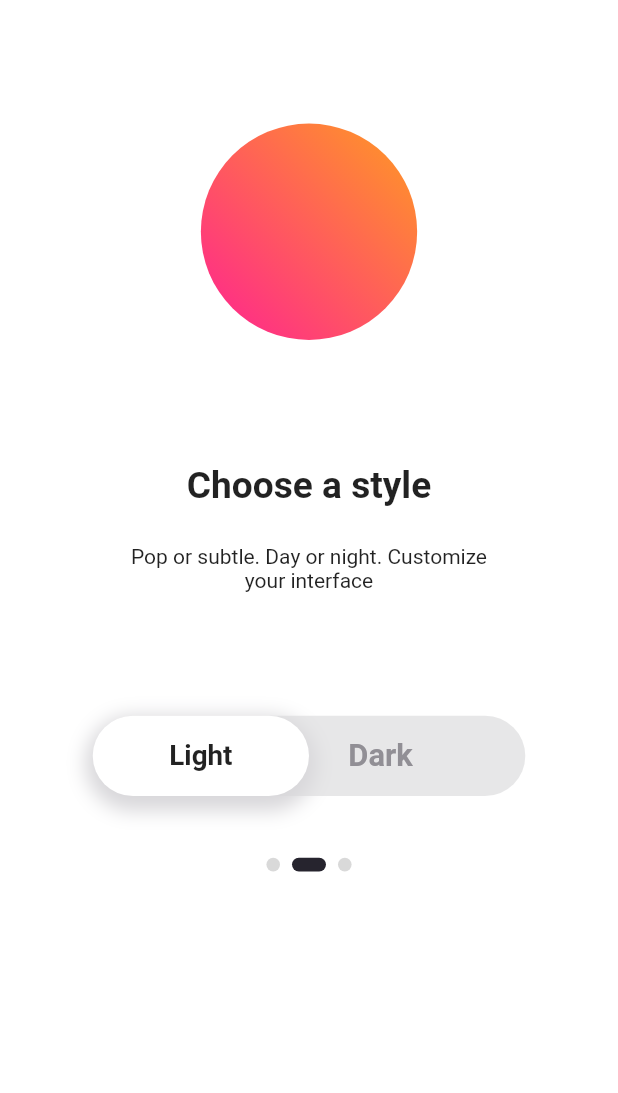
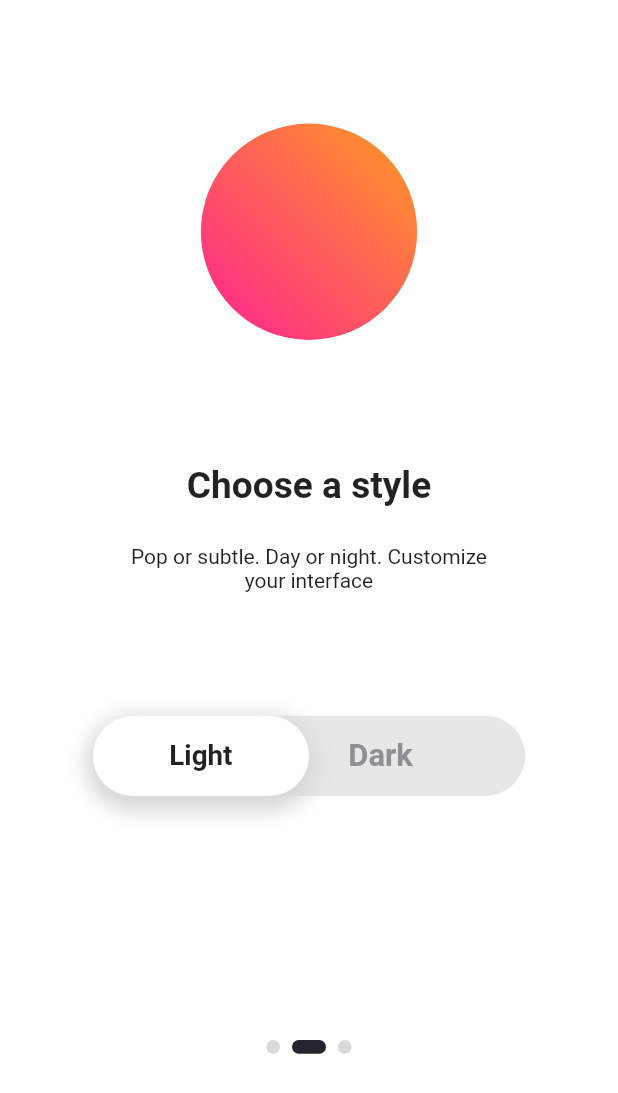
Before and after one commit to katafo/flutter_styles, a Flutter app: the screen it shows after launch, on a phone screen of 412 x 824 dp. Shown: the top 1093 px of the screen. Run offline on Flutter 3.47's test engine with Material 2 defaults, Android fonts, the phone set to English and light mode, and no system bars; our stand-ins replace flutter_bloc; Roboto replaces fonts that are missing (OpenSans).

Commit message:
- Add example

```diff
--- a/lib/app/example/example.dart
+++ b/lib/app/example/example.dart
@@ -118,7 +118,8 @@ class _HomePageState extends State<HomePage>
                 SizedBox(
                   height: height * .05,
                 ),
-                Row(
+                Expanded(
+                  child: Row(
                     mainAxisAlignment: MainAxisAlignment.center,
                     children: <Widget>[
                       buildDot(
@@ -136,6 +137,7 @@ class _HomePageState extends State<HomePage>
                         color: const Color(0xFFd9d9d9),
                       ),
                     ],
+                  ),
                 ),
                 // skip & next
               ],
--- a/lib/common/utils/styles.dart
+++ b/lib/common/utils/styles.dart
@@ -22,10 +22,6 @@ abstract class AppStyles {
 }
 
 class DefaultStyles implements AppStyles {
-  @override
-  TextStyle getTextStyle({TextStyle customStyle}) {
-    return TextStyle().merge(customStyle);
-  }
 
   @override
   ThemeData getThemeData() {
@@ -35,8 +31,12 @@ class DefaultStyles implements AppStyles {
         primarySwatch: AppColors.grey,
         primaryColor: AppColors.white,
         brightness: Brightness.light,
-        backgroundColor: Color(0xFFFFFFFF),
-        scaffoldBackgroundColor: Color(0xFFFFFFFF));
+        backgroundColor: AppColors.white  ,
+        scaffoldBackgroundColor:AppColors.white);
+  }
+  @override
+  TextStyle getTextStyle({TextStyle customStyle}) {
+    return TextStyle().merge(customStyle);
   }
 
   @override
@@ -76,11 +76,6 @@ class DefaultStyles implements AppStyles {
 
 class DarkStyles implements AppStyles {
   @override
-  TextStyle getTextStyle({TextStyle customStyle}) {
-    return TextStyle().merge(customStyle);
-  }
-
-  @override
   ThemeData getThemeData() {
     return ThemeData(
       visualDensity: VisualDensity.adaptivePlatformDensity,
@@ -91,6 +86,12 @@ class DarkStyles implements AppStyles {
       scaffoldBackgroundColor: AppColors.closeShutter,
     );
   }
+
+  @override
+  TextStyle getTextStyle({TextStyle customStyle}) {
+    return TextStyle().merge(customStyle);
+  }
+
 
   @override
   Color getDotStyle() {
```
Lines whose indentation alone changed are shown as unchanged.
